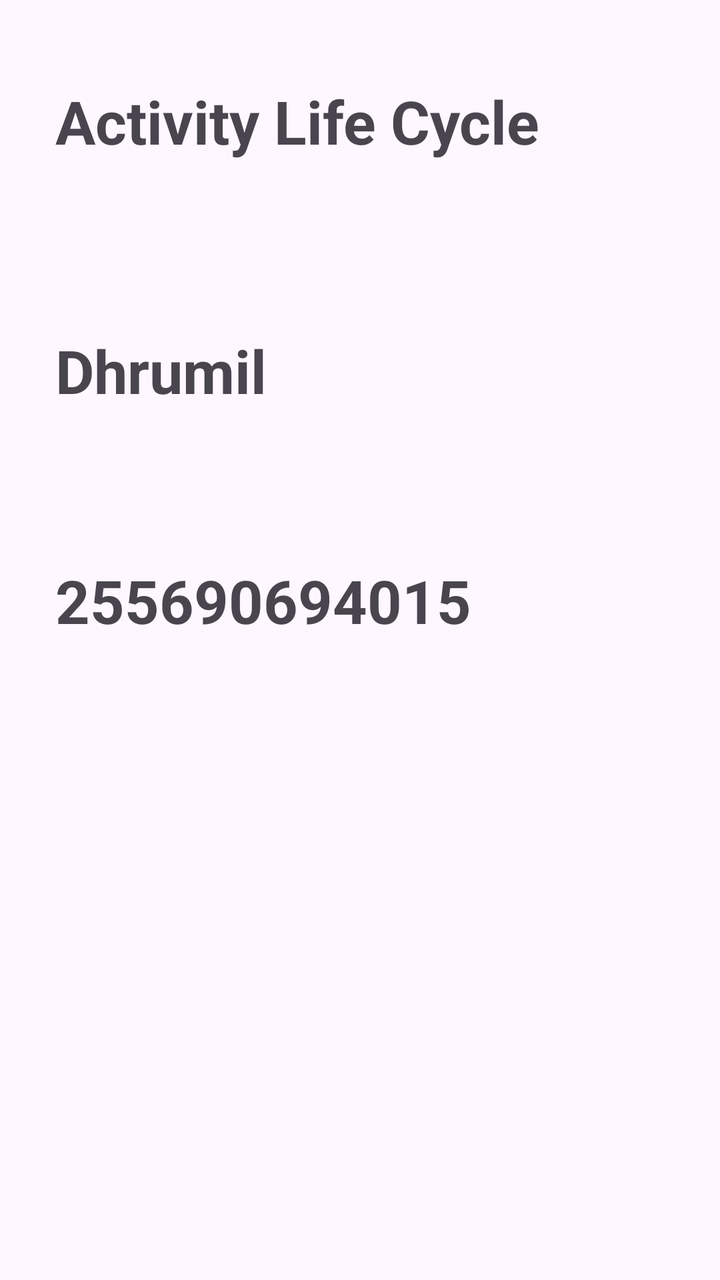
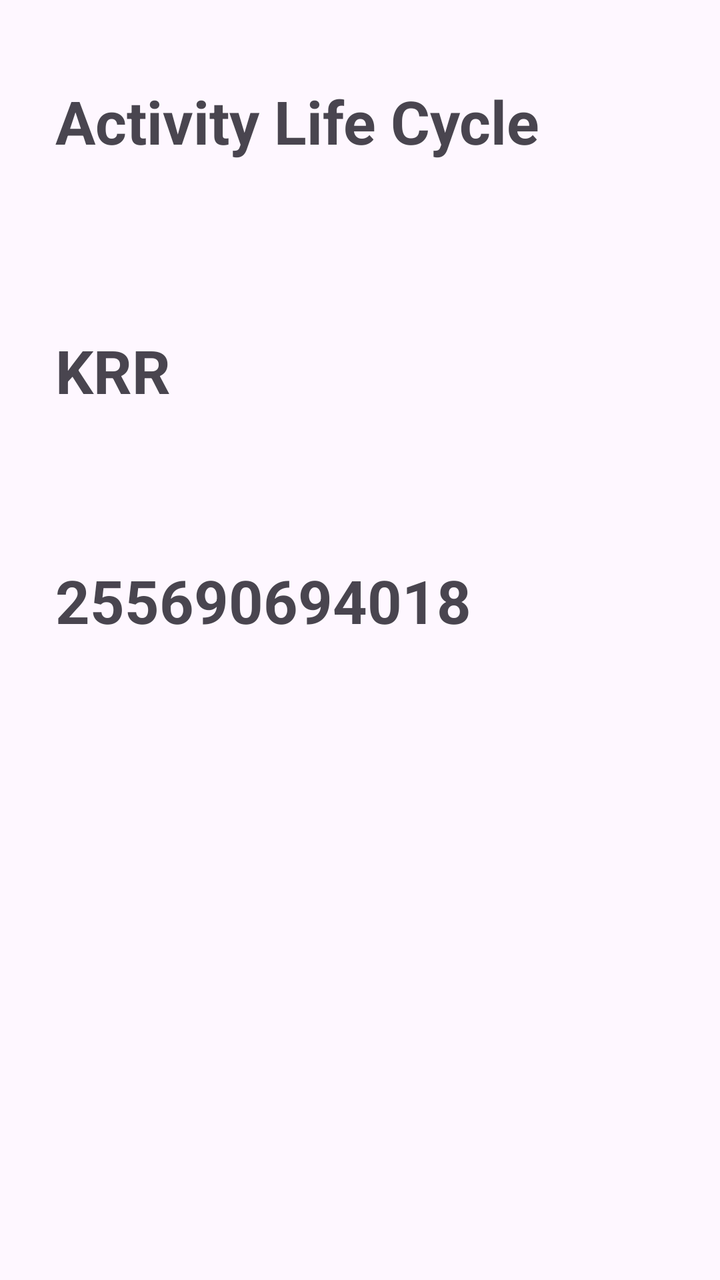

Screens rendered from an Android XML layout before and after an edit, with the pre-edit source and the edit as a unified diff.
<!-- AndroidManifest.xml: application theme Theme.Practical -->
<!-- res/layout/life_cycle.xml -->
<?xml version="1.0" encoding="utf-8"?>
<androidx.constraintlayout.widget.ConstraintLayout xmlns:android="http://schemas.android.com/apk/res/android"
    xmlns:app="http://schemas.android.com/apk/res-auto"
    xmlns:tools="http://schemas.android.com/tools"
    android:layout_width="match_parent"
    android:layout_height="match_parent">

    <TextView
        android:id="@+id/textView"
        android:layout_width="304dp"
        android:layout_height="121dp"
        android:text="Activity Life Cycle"
        android:textSize="30sp"
        android:textStyle="bold"
        app:layout_constraintBottom_toBottomOf="parent"
        app:layout_constraintEnd_toEndOf="parent"
        app:layout_constraintHorizontal_bias="0.495"
        app:layout_constraintStart_toStartOf="parent"
        app:layout_constraintTop_toTopOf="parent"
        app:layout_constraintVertical_bias="0.078" />

    <TextView
        android:id="@+id/textView2"
        android:layout_width="304dp"
        android:layout_height="111dp"
        android:text="Dhrumil"
        android:textSize="30sp"
        android:textStyle="bold"
        app:layout_constraintBottom_toBottomOf="parent"
        app:layout_constraintEnd_toEndOf="parent"
        app:layout_constraintHorizontal_bias="0.495"
        app:layout_constraintStart_toStartOf="parent"
        app:layout_constraintTop_toTopOf="parent"
        app:layout_constraintVertical_bias="0.312" />

    <TextView
        android:id="@+id/textView3"
        android:layout_width="304dp"
        android:layout_height="111dp"
        android:text="255690694015"
        android:textSize="30sp"
        android:textStyle="bold"
        app:layout_constraintBottom_toBottomOf="parent"
        app:layout_constraintEnd_toEndOf="parent"
        app:layout_constraintHorizontal_bias="0.495"
        app:layout_constraintStart_toStartOf="parent"
        app:layout_constraintTop_toTopOf="parent"
        app:layout_constraintVertical_bias="0.529" />

</androidx.constraintlayout.widget.ConstraintLayout>
<!-- resources referenced by this layout -->
<resources>
  <style name="Theme.Practical" parent="Base.Theme.Practical" />
  <style name="Base.Theme.Practical" parent="Theme.Material3.DayNight.NoActionBar">
          
          
      </style>
</resources>

<!-- the commit's change to res/layout/life_cycle.xml (unified diff, before → after) -->
@@ -23,7 +23,7 @@
         android:id="@+id/textView2"
         android:layout_width="304dp"
         android:layout_height="111dp"
-        android:text="Dhrumil"
+        android:text="KRR"
         android:textSize="30sp"
         android:textStyle="bold"
         app:layout_constraintBottom_toBottomOf="parent"
@@ -37,7 +37,7 @@
         android:id="@+id/textView3"
         android:layout_width="304dp"
         android:layout_height="111dp"
-        android:text="255690694015"
+        android:text="255690694018"
         android:textSize="30sp"
         android:textStyle="bold"
         app:layout_constraintBottom_toBottomOf="parent"
